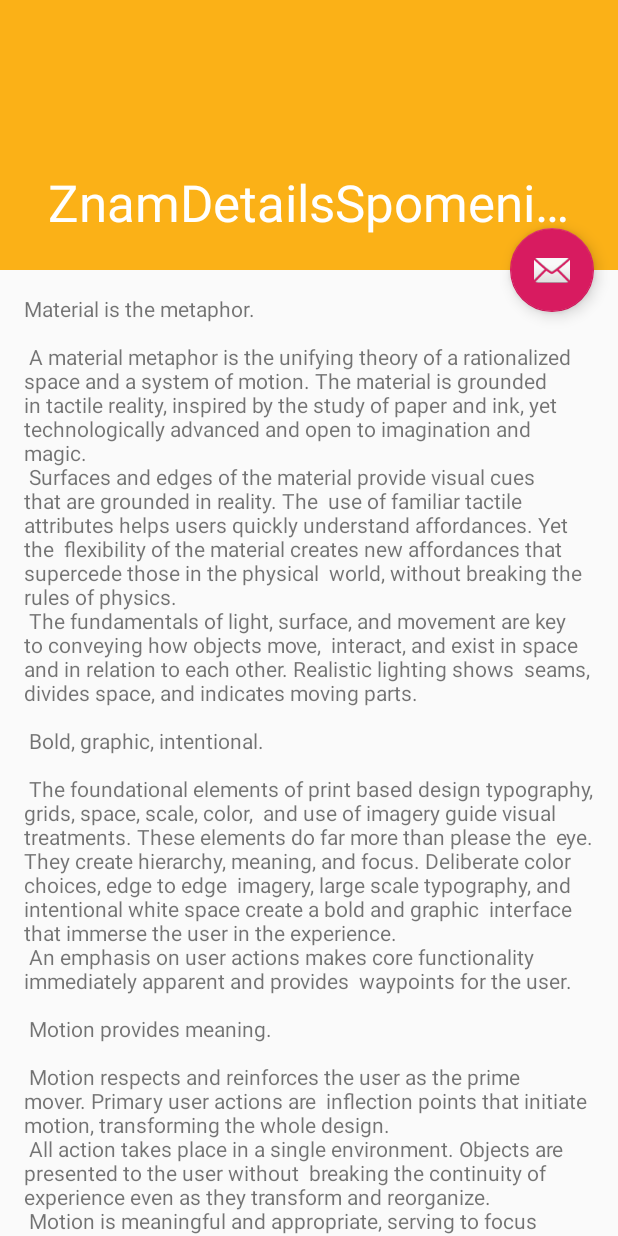
After one commit to AIR-FOI-HR/AIR1920, an Android app: the ZnamDetailsSpomenikActivity screen opened directly, with no data from a screen before it, on a phone screen of 412 x 824 dp. The commit adds this screen. Run offline under Robolectric (Android 15) with nearby library versions, the phone set to English and light mode, and no system bars.

Commit message:
Dodan novi module spomenik_znamenitost
Novi module je namjenjen da sadrzi activity detaljnog prikaza znamenitosti. Zasad je novi "ZnamDetailsSpomenikActivity" prazan.
Postavljeno da se pokreće klikom na spomenik (unutar recycleview-a HomeFragmenta), a kod za to je izmjenjen unutar OnClick ZnamenitostViewHolder-a

```diff
--- a/app/build.gradle
+++ b/app/build.gradle
@@ -73,6 +73,7 @@ dependencies {
     implementation 'com.google.firebase:firebase-firestore:21.3.1'
     //firebase -database
     implementation 'com.google.firebase:firebase-database:19.2.0'
+    implementation project(path: ':spomenik_znamenitost')
 }
 
 //firebase
--- a/settings.gradle
+++ b/settings.gradle
@@ -1,2 +1,2 @@
-include ':app', ':database', ':core'
+include ':app', ':database', ':core', ':spomenik_znamenitost'
 rootProject.name='CultureAround'
--- /dev/null
+++ b/spomenik_znamenitost/src/main/java/com/example/spomenik_znamenitost/ZnamDetailsSpomenikActivity.java
@@ -0,0 +1,31 @@
+package com.example.spomenik_znamenitost;
+
+import android.os.Bundle;
+
+import com.google.android.material.floatingactionbutton.FloatingActionButton;
+import com.google.android.material.snackbar.Snackbar;
+
+import androidx.appcompat.app.AppCompatActivity;
+import androidx.appcompat.widget.Toolbar;
+
+import android.view.View;
+
+public class ZnamDetailsSpomenikActivity extends AppCompatActivity {
+
+    @Override
+    protected void onCreate(Bundle savedInstanceState) {
+        super.onCreate(savedInstanceState);
+        setContentView(R.layout.activity_znam_details_spomenik);
+        Toolbar toolbar = (Toolbar) findViewById(R.id.toolbar);
+        setSupportActionBar(toolbar);
+
+        FloatingActionButton fab = (FloatingActionButton) findViewById(R.id.fab);
+        fab.setOnClickListener(new View.OnClickListener() {
+            @Override
+            public void onClick(View view) {
+                Snackbar.make(view, "Replace with your own action", Snackbar.LENGTH_LONG)
+                        .setAction("Action", null).show();
+            }
+        });
+    }
+}
--- /dev/null
+++ b/spomenik_znamenitost/src/main/res/layout/activity_znam_details_spomenik.xml
@@ -0,0 +1,47 @@
+<?xml version="1.0" encoding="utf-8"?>
+<androidx.coordinatorlayout.widget.CoordinatorLayout xmlns:android="http://schemas.android.com/apk/res/android"
+    xmlns:app="http://schemas.android.com/apk/res-auto"
+    xmlns:tools="http://schemas.android.com/tools"
+    android:layout_width="match_parent"
+    android:layout_height="match_parent"
+    android:fitsSystemWindows="true"
+    tools:context=".ZnamDetailsSpomenikActivity">
+
+    <com.google.android.material.appbar.AppBarLayout
+        android:id="@+id/app_bar"
+        android:layout_width="match_parent"
+        android:layout_height="@dimen/app_bar_height"
+        android:fitsSystemWindows="true"
+        android:theme="@style/AppTheme.AppBarOverlay">
+
+        <com.google.android.material.appbar.CollapsingToolbarLayout
+            android:id="@+id/toolbar_layout"
+            android:layout_width="match_parent"
+            android:layout_height="match_parent"
+            android:fitsSystemWindows="true"
+            app:contentScrim="?attr/colorPrimary"
+            app:layout_scrollFlags="scroll|exitUntilCollapsed"
+            app:toolbarId="@+id/toolbar">
+
+            <androidx.appcompat.widget.Toolbar
+                android:id="@+id/toolbar"
+                android:layout_width="match_parent"
+                android:layout_height="?attr/actionBarSize"
+                app:layout_collapseMode="pin"
+                app:popupTheme="@style/AppTheme.PopupOverlay" />
+
+        </com.google.android.material.appbar.CollapsingToolbarLayout>
+    </com.google.android.material.appbar.AppBarLayout>
+
+    <include layout="@layout/content_znam_details_spomenik" />
+
+    <com.google.android.material.floatingactionbutton.FloatingActionButton
+        android:id="@+id/fab"
+        android:layout_width="wrap_content"
+        android:layout_height="wrap_content"
+        android:layout_margin="@dimen/fab_margin"
+        app:layout_anchor="@id/app_bar"
+        app:layout_anchorGravity="bottom|end"
+        app:srcCompat="@android:drawable/ic_dialog_email" />
+
+</androidx.coordinatorlayout.widget.CoordinatorLayout>
--- /dev/null
+++ b/spomenik_znamenitost/src/main/res/layout/content_znam_details_spomenik.xml
@@ -0,0 +1,17 @@
+<?xml version="1.0" encoding="utf-8"?>
+<androidx.core.widget.NestedScrollView xmlns:android="http://schemas.android.com/apk/res/android"
+    xmlns:app="http://schemas.android.com/apk/res-auto"
+    xmlns:tools="http://schemas.android.com/tools"
+    android:layout_width="match_parent"
+    android:layout_height="match_parent"
+    app:layout_behavior="@string/appbar_scrolling_view_behavior"
+    tools:context=".ZnamDetailsSpomenikActivity"
+    tools:showIn="@layout/activity_znam_details_spomenik">
+
+    <TextView
+        android:layout_width="wrap_content"
+        android:layout_height="wrap_content"
+        android:layout_margin="@dimen/text_margin"
+        android:text="@string/large_text" />
+
+</androidx.core.widget.NestedScrollView>
--- /dev/null
+++ b/spomenik_znamenitost/src/main/res/values/dimens.xml
@@ -0,0 +1,5 @@
+<resources>
+    <dimen name="app_bar_height">180dp</dimen>
+    <dimen name="fab_margin">16dp</dimen>
+    <dimen name="text_margin">16dp</dimen>
+</resources>
--- /dev/null
+++ b/spomenik_znamenitost/src/main/res/values/strings.xml
@@ -0,0 +1,94 @@
+<resources>
+    <string name="app_name">spomenik_znamenitost</string>
+    <string name="title_activity_znam_details_spomenik">ZnamDetailsSpomenikActivity</string>
+    <string name="large_text">
+        "Material is the metaphor.\n\n"
+
+        "A material metaphor is the unifying theory of a rationalized space and a system of motion."
+        "The material is grounded in tactile reality, inspired by the study of paper and ink, yet "
+        "technologically advanced and open to imagination and magic.\n"
+        "Surfaces and edges of the material provide visual cues that are grounded in reality. The "
+        "use of familiar tactile attributes helps users quickly understand affordances. Yet the "
+        "flexibility of the material creates new affordances that supercede those in the physical "
+        "world, without breaking the rules of physics.\n"
+        "The fundamentals of light, surface, and movement are key to conveying how objects move, "
+        "interact, and exist in space and in relation to each other. Realistic lighting shows "
+        "seams, divides space, and indicates moving parts.\n\n"
+
+        "Bold, graphic, intentional.\n\n"
+
+        "The foundational elements of print based design typography, grids, space, scale, color, "
+        "and use of imagery guide visual treatments. These elements do far more than please the "
+        "eye. They create hierarchy, meaning, and focus. Deliberate color choices, edge to edge "
+        "imagery, large scale typography, and intentional white space create a bold and graphic "
+        "interface that immerse the user in the experience.\n"
+        "An emphasis on user actions makes core functionality immediately apparent and provides "
+        "waypoints for the user.\n\n"
+
+        "Motion provides meaning.\n\n"
+
+        "Motion respects and reinforces the user as the prime mover. Primary user actions are "
+        "inflection points that initiate motion, transforming the whole design.\n"
+        "All action takes place in a single environment. Objects are presented to the user without "
+        "breaking the continuity of experience even as they transform and reorganize.\n"
+        "Motion is meaningful and appropriate, serving to focus attention and maintain continuity. "
+        "Feedback is subtle yet clear. Transitions are efﬁcient yet coherent.\n\n"
+
+        "3D world.\n\n"
+
+        "The material environment is a 3D space, which means all objects have x, y, and z "
+        "dimensions. The z-axis is perpendicularly aligned to the plane of the display, with the "
+        "positive z-axis extending towards the viewer. Every sheet of material occupies a single "
+        "position along the z-axis and has a standard 1dp thickness.\n"
+        "On the web, the z-axis is used for layering and not for perspective. The 3D world is "
+        "emulated by manipulating the y-axis.\n\n"
+
+        "Light and shadow.\n\n"
+
+        "Within the material environment, virtual lights illuminate the scene. Key lights create "
+        "directional shadows, while ambient light creates soft shadows from all angles.\n"
+        "Shadows in the material environment are cast by these two light sources. In Android "
+        "development, shadows occur when light sources are blocked by sheets of material at "
+        "various positions along the z-axis. On the web, shadows are depicted by manipulating the "
+        "y-axis only. The following example shows the card with a height of 6dp.\n\n"
+
+        "Resting elevation.\n\n"
+
+        "All material objects, regardless of size, have a resting elevation, or default elevation "
+        "that does not change. If an object changes elevation, it should return to its resting "
+        "elevation as soon as possible.\n\n"
+
+        "Component elevations.\n\n"
+
+        "The resting elevation for a component type is consistent across apps (e.g., FAB elevation "
+        "does not vary from 6dp in one app to 16dp in another app).\n"
+        "Components may have different resting elevations across platforms, depending on the depth "
+        "of the environment (e.g., TV has a greater depth than mobile or desktop).\n\n"
+
+        "Responsive elevation and dynamic elevation offsets.\n\n"
+
+        "Some component types have responsive elevation, meaning they change elevation in response "
+        "to user input (e.g., normal, focused, and pressed) or system events. These elevation "
+        "changes are consistently implemented using dynamic elevation offsets.\n"
+        "Dynamic elevation offsets are the goal elevation that a component moves towards, relative "
+        "to the component’s resting state. They ensure that elevation changes are consistent "
+        "across actions and component types. For example, all components that lift on press have "
+        "the same elevation change relative to their resting elevation.\n"
+        "Once the input event is completed or cancelled, the component will return to its resting "
+        "elevation.\n\n"
+
+        "Avoiding elevation interference.\n\n"
+
+        "Components with responsive elevations may encounter other components as they move between "
+        "their resting elevations and dynamic elevation offsets. Because material cannot pass "
+        "through other material, components avoid interfering with one another any number of ways, "
+        "whether on a per component basis or using the entire app layout.\n"
+        "On a component level, components can move or be removed before they cause interference. "
+        "For example, a floating action button (FAB) can disappear or move off screen before a "
+        "user picks up a card, or it can move if a snackbar appears.\n"
+        "On the layout level, design your app layout to minimize opportunities for interference. "
+        "For example, position the FAB to one side of stream of a cards so the FAB won’t interfere "
+        "when a user tries to pick up one of cards.\n\n"
+    </string>
+    <string name="action_settings">Settings</string>
+</resources>
--- /dev/null
+++ b/spomenik_znamenitost/src/main/res/values/styles.xml
@@ -0,0 +1,13 @@
+<resources>
+
+    <style name="AppTheme" parent="Theme.MaterialComponents.Light" />
+
+    <style name="AppTheme.NoActionBar">
+        <item name="windowActionBar">false</item>
+        <item name="windowNoTitle">true</item>
+    </style>
+
+    <style name="AppTheme.AppBarOverlay" parent="ThemeOverlay.AppCompat.Dark.ActionBar" />
+
+    <style name="AppTheme.PopupOverlay" parent="ThemeOverlay.AppCompat.Light" />
+</resources>
```
Also changed, not shown: app/src/main/java/com/example/culturearound/PretrazivanjeZnamenitosti/recyclerview/ZnamenitostViewHolder.java (+41 -6 lines), spomenik_znamenitost/build.gradle (added, +35 -0 lines), spomenik_znamenitost/src/main/AndroidManifest.xml (added, +12 -0 lines), spomenik_znamenitost/src/main/res/menu/menu_znam_details_spomenik.xml (added, +10 -0 lines), 5 other files.
